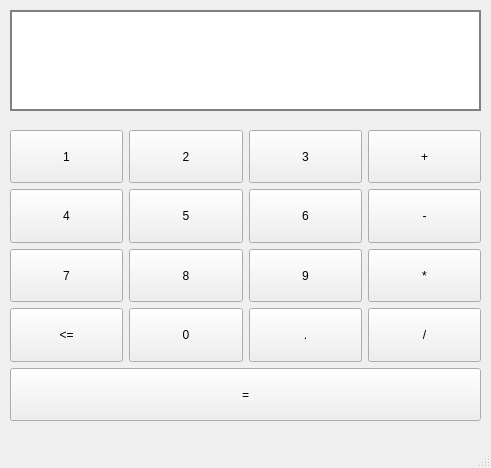
Old version of the form calculator.ui in the repository aesthetic-what/calculator.
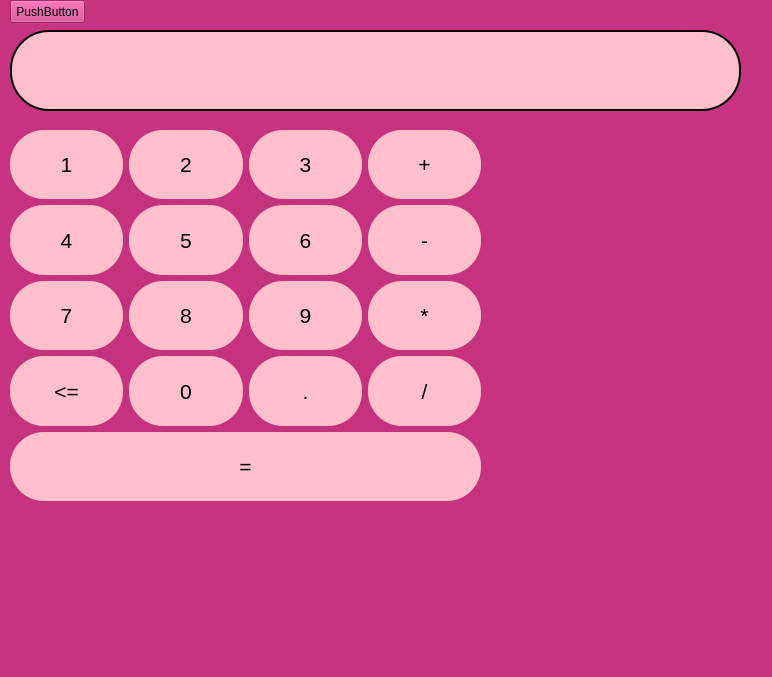
New version of the form.

What changed in the file:
```diff
--- a/calculator.ui
+++ b/calculator.ui
@@ -2,38 +2,249 @@
 <ui version="4.0">
  <class>calculator</class>
  <widget class="QMainWindow" name="calculator">
+  <property name="enabled">
+   <bool>true</bool>
+  </property>
   <property name="geometry">
    <rect>
     <x>0</x>
     <y>0</y>
-    <width>491</width>
-    <height>468</height>
+    <width>772</width>
+    <height>677</height>
    </rect>
   </property>
+  <property name="sizePolicy">
+   <sizepolicy hsizetype="Ignored" vsizetype="Ignored">
+    <horstretch>0</horstretch>
+    <verstretch>0</verstretch>
+   </sizepolicy>
+  </property>
+  <property name="palette">
+   <palette>
+    <active>
+     <colorrole role="Button">
+      <brush brushstyle="SolidPattern">
+       <color alpha="206">
+        <red>197</red>
+        <green>51</green>
+        <blue>127</blue>
+       </color>
+      </brush>
+     </colorrole>
+     <colorrole role="Base">
+      <brush brushstyle="SolidPattern">
+       <color alpha="206">
+        <red>197</red>
+        <green>51</green>
+        <blue>127</blue>
+       </color>
+      </brush>
+     </colorrole>
+     <colorrole role="Window">
+      <brush brushstyle="SolidPattern">
+       <color alpha="206">
+        <red>197</red>
+        <green>51</green>
+        <blue>127</blue>
+       </color>
+      </brush>
+     </colorrole>
+    </active>
+    <inactive>
+     <colorrole role="Button">
+      <brush brushstyle="SolidPattern">
+       <color alpha="206">
+        <red>197</red>
+        <green>51</green>
+        <blue>127</blue>
+       </color>
+      </brush>
+     </colorrole>
+     <colorrole role="Base">
+      <brush brushstyle="SolidPattern">
+       <color alpha="206">
+        <red>197</red>
+        <green>51</green>
+        <blue>127</blue>
+       </color>
+      </brush>
+     </colorrole>
+     <colorrole role="Window">
+      <brush brushstyle="SolidPattern">
+       <color alpha="206">
+        <red>197</red>
+        <green>51</green>
+        <blue>127</blue>
+       </color>
+      </brush>
+     </colorrole>
+    </inactive>
+    <disabled>
+     <colorrole role="Button">
+      <brush brushstyle="SolidPattern">
+       <color alpha="206">
+        <red>197</red>
+        <green>51</green>
+        <blue>127</blue>
+       </color>
+      </brush>
+     </colorrole>
+     <colorrole role="Base">
+      <brush brushstyle="SolidPattern">
+       <color alpha="206">
+        <red>197</red>
+        <green>51</green>
+        <blue>127</blue>
+       </color>
+      </brush>
+     </colorrole>
+     <colorrole role="Window">
+      <brush brushstyle="SolidPattern">
+       <color alpha="206">
+        <red>197</red>
+        <green>51</green>
+        <blue>127</blue>
+       </color>
+      </brush>
+     </colorrole>
+    </disabled>
+   </palette>
+  </property>
   <property name="windowTitle">
    <string>MainWindow</string>
   </property>
+  <property name="styleSheet">
+   <string notr="true">background-color: rgba(197, 51, 127, 0.81)</string>
+  </property>
+  <property name="animated">
+   <bool>true</bool>
+  </property>
+  <property name="tabShape">
+   <enum>QTabWidget::Rounded</enum>
+  </property>
   <widget class="QWidget" name="centralwidget">
+   <property name="font">
+    <font>
+     <family>MS Gothic</family>
+     <pointsize>16</pointsize>
+    </font>
+   </property>
+   <property name="styleSheet">
+    <string notr="true"/>
+   </property>
    <widget class="QWidget" name="gridLayoutWidget">
     <property name="geometry">
      <rect>
       <x>10</x>
       <y>130</y>
       <width>471</width>
-      <height>291</height>
+      <height>371</height>
      </rect>
     </property>
     <layout class="QGridLayout" name="gridLayout">
-     <item row="1" column="3">
-      <widget class="QPushButton" name="actminus">
+     <item row="1" column="1">
+      <widget class="QPushButton" name="act5">
        <property name="sizePolicy">
         <sizepolicy hsizetype="Minimum" vsizetype="Expanding">
          <horstretch>0</horstretch>
          <verstretch>0</verstretch>
         </sizepolicy>
        </property>
+       <property name="font">
+        <font>
+         <family>Segoe UI</family>
+         <pointsize>16</pointsize>
+        </font>
+       </property>
+       <property name="styleSheet">
+        <string notr="true">background-color: pink; border-radius: 34px</string>
+       </property>
        <property name="text">
-        <string>-</string>
+        <string>5</string>
+       </property>
+       <property name="shortcut">
+        <string>5</string>
+       </property>
+       <property name="flat">
+        <bool>false</bool>
+       </property>
+      </widget>
+     </item>
+     <item row="2" column="1">
+      <widget class="QPushButton" name="act8">
+       <property name="sizePolicy">
+        <sizepolicy hsizetype="Minimum" vsizetype="Expanding">
+         <horstretch>0</horstretch>
+         <verstretch>0</verstretch>
+        </sizepolicy>
+       </property>
+       <property name="font">
+        <font>
+         <family>Segoe UI</family>
+         <pointsize>16</pointsize>
+        </font>
+       </property>
+       <property name="styleSheet">
+        <string notr="true">background-color: pink; border-radius: 34px</string>
+       </property>
+       <property name="text">
+        <string>8</string>
+       </property>
+       <property name="shortcut">
+        <string>8</string>
+       </property>
+       <property name="flat">
+        <bool>false</bool>
+       </property>
+      </widget>
+     </item>
+     <item row="2" column="3">
+      <widget class="QPushButton" name="actmul">
+       <property name="sizePolicy">
+        <sizepolicy hsizetype="Minimum" vsizetype="Expanding">
+         <horstretch>0</horstretch>
+         <verstretch>0</verstretch>
+        </sizepolicy>
+       </property>
+       <property name="font">
+        <font>
+         <family>Segoe UI</family>
+         <pointsize>16</pointsize>
+        </font>
+       </property>
+       <property name="styleSheet">
+        <string notr="true">background-color: pink; border-radius: 34px</string>
+       </property>
+       <property name="text">
+        <string>*</string>
+       </property>
+       <property name="flat">
+        <bool>false</bool>
+       </property>
+      </widget>
+     </item>
+     <item row="3" column="0">
+      <widget class="QPushButton" name="actdel">
+       <property name="sizePolicy">
+        <sizepolicy hsizetype="Minimum" vsizetype="Expanding">
+         <horstretch>0</horstretch>
+         <verstretch>0</verstretch>
+        </sizepolicy>
+       </property>
+       <property name="font">
+        <font>
+         <family>Segoe UI</family>
+         <pointsize>16</pointsize>
+        </font>
+       </property>
+       <property name="styleSheet">
+        <string notr="true">background-color: pink; border-radius: 34px</string>
+       </property>
+       <property name="text">
+        <string>&lt;=</string>
+       </property>
+       <property name="flat">
+        <bool>false</bool>
        </property>
       </widget>
      </item>
@@ -45,27 +256,48 @@
          <verstretch>0</verstretch>
         </sizepolicy>
        </property>
+       <property name="font">
+        <font>
+         <family>Segoe UI</family>
+         <pointsize>16</pointsize>
+        </font>
+       </property>
+       <property name="styleSheet">
+        <string notr="true">background-color: pink; border-radius: 34px</string>
+       </property>
        <property name="text">
         <string>3</string>
        </property>
        <property name="shortcut">
         <string>3</string>
        </property>
+       <property name="flat">
+        <bool>false</bool>
+       </property>
       </widget>
      </item>
-     <item row="1" column="2">
-      <widget class="QPushButton" name="act6">
+     <item row="3" column="2">
+      <widget class="QPushButton" name="actpoint">
        <property name="sizePolicy">
         <sizepolicy hsizetype="Minimum" vsizetype="Expanding">
          <horstretch>0</horstretch>
          <verstretch>0</verstretch>
         </sizepolicy>
        </property>
+       <property name="font">
+        <font>
+         <family>Segoe UI</family>
+         <pointsize>16</pointsize>
+        </font>
+       </property>
+       <property name="styleSheet">
+        <string notr="true">background-color: pink; border-radius: 34px</string>
+       </property>
        <property name="text">
-        <string>6</string>
+        <string>.</string>
        </property>
-       <property name="shortcut">
-        <string>6</string>
+       <property name="flat">
+        <bool>false</bool>
        </property>
       </widget>
      </item>
@@ -77,11 +309,51 @@
          <verstretch>0</verstretch>
         </sizepolicy>
        </property>
+       <property name="font">
+        <font>
+         <family>Segoe UI</family>
+         <pointsize>16</pointsize>
+        </font>
+       </property>
+       <property name="styleSheet">
+        <string notr="true">background-color: pink; border-radius: 34px</string>
+       </property>
        <property name="text">
         <string>9</string>
        </property>
        <property name="shortcut">
         <string>9</string>
+       </property>
+       <property name="flat">
+        <bool>false</bool>
+       </property>
+      </widget>
+     </item>
+     <item row="4" column="0" colspan="4">
+      <widget class="QPushButton" name="acteqal">
+       <property name="sizePolicy">
+        <sizepolicy hsizetype="Minimum" vsizetype="Expanding">
+         <horstretch>0</horstretch>
+         <verstretch>0</verstretch>
+        </sizepolicy>
+       </property>
+       <property name="font">
+        <font>
+         <family>Segoe UI</family>
+         <pointsize>16</pointsize>
+        </font>
+       </property>
+       <property name="autoFillBackground">
+        <bool>false</bool>
+       </property>
+       <property name="styleSheet">
+        <string notr="true">background-color: pink; border-radius: 34px</string>
+       </property>
+       <property name="text">
+        <string>=</string>
+       </property>
+       <property name="flat">
+        <bool>false</bool>
        </property>
       </widget>
      </item>
@@ -93,24 +365,135 @@
          <verstretch>0</verstretch>
         </sizepolicy>
        </property>
+       <property name="font">
+        <font>
+         <family>Segoe UI</family>
+         <pointsize>16</pointsize>
+        </font>
+       </property>
+       <property name="styleSheet">
+        <string notr="true">background-color: pink; border-radius: 34px</string>
+       </property>
        <property name="text">
         <string>/</string>
        </property>
+       <property name="flat">
+        <bool>false</bool>
+       </property>
       </widget>
      </item>
-     <item row="2" column="1">
-      <widget class="QPushButton" name="act8">
+     <item row="3" column="1">
+      <widget class="QPushButton" name="act0">
        <property name="sizePolicy">
         <sizepolicy hsizetype="Minimum" vsizetype="Expanding">
          <horstretch>0</horstretch>
          <verstretch>0</verstretch>
         </sizepolicy>
        </property>
+       <property name="font">
+        <font>
+         <family>Segoe UI</family>
+         <pointsize>16</pointsize>
+        </font>
+       </property>
+       <property name="autoFillBackground">
+        <bool>false</bool>
+       </property>
+       <property name="styleSheet">
+        <string notr="true">background-color: pink; border-radius: 34px</string>
+       </property>
        <property name="text">
-        <string>8</string>
+        <string>0</string>
        </property>
        <property name="shortcut">
-        <string>8</string>
+        <string>0</string>
+       </property>
+       <property name="flat">
+        <bool>false</bool>
+       </property>
+      </widget>
+     </item>
+     <item row="1" column="0">
+      <widget class="QPushButton" name="act4">
+       <property name="sizePolicy">
+        <sizepolicy hsizetype="Minimum" vsizetype="Expanding">
+         <horstretch>0</horstretch>
+         <verstretch>0</verstretch>
+        </sizepolicy>
+       </property>
+       <property name="font">
+        <font>
+         <family>Segoe UI</family>
+         <pointsize>16</pointsize>
+        </font>
+       </property>
+       <property name="styleSheet">
+        <string notr="true">background-color: pink; border-radius: 34px</string>
+       </property>
+       <property name="text">
+        <string>4</string>
+       </property>
+       <property name="shortcut">
+        <string>4</string>
+       </property>
+       <property name="flat">
+        <bool>false</bool>
+       </property>
+      </widget>
+     </item>
+     <item row="1" column="3">
+      <widget class="QPushButton" name="actminus">
+       <property name="sizePolicy">
+        <sizepolicy hsizetype="Minimum" vsizetype="Expanding">
+         <horstretch>0</horstretch>
+         <verstretch>0</verstretch>
+        </sizepolicy>
+       </property>
+       <property name="font">
+        <font>
+         <family>Segoe UI</family>
+         <pointsize>16</pointsize>
+        </font>
+       </property>
+       <property name="styleSheet">
+        <string notr="true">background-color: pink; border-radius: 34px</string>
+       </property>
+       <property name="text">
+        <string>-</string>
+       </property>
+       <property name="flat">
+        <bool>false</bool>
+       </property>
+      </widget>
+     </item>
+     <item row="0" column="0">
+      <widget class="QPushButton" name="act1">
+       <property name="enabled">
+        <bool>true</bool>
+       </property>
+       <property name="sizePolicy">
+        <sizepolicy hsizetype="Minimum" vsizetype="Expanding">
+         <horstretch>0</horstretch>
+         <verstretch>0</verstretch>
+        </sizepolicy>
+       </property>
+       <property name="font">
+        <font>
+         <family>Segoe UI</family>
+         <pointsize>16</pointsize>
+        </font>
+       </property>
+       <property name="styleSheet">
+        <string notr="true">background-color: pink; border-radius: 34px</string>
+       </property>
+       <property name="text">
+        <string>1</string>
+       </property>
+       <property name="shortcut">
+        <string>1</string>
+       </property>
+       <property name="flat">
+        <bool>false</bool>
        </property>
       </widget>
      </item>
@@ -122,11 +505,51 @@
          <verstretch>0</verstretch>
         </sizepolicy>
        </property>
+       <property name="font">
+        <font>
+         <family>Segoe UI</family>
+         <pointsize>16</pointsize>
+        </font>
+       </property>
+       <property name="styleSheet">
+        <string notr="true">background-color: pink; border-radius: 34px</string>
+       </property>
        <property name="text">
         <string>2</string>
        </property>
        <property name="shortcut">
         <string>2</string>
+       </property>
+       <property name="flat">
+        <bool>false</bool>
+       </property>
+      </widget>
+     </item>
+     <item row="1" column="2">
+      <widget class="QPushButton" name="act6">
+       <property name="sizePolicy">
+        <sizepolicy hsizetype="Minimum" vsizetype="Expanding">
+         <horstretch>0</horstretch>
+         <verstretch>0</verstretch>
+        </sizepolicy>
+       </property>
+       <property name="font">
+        <font>
+         <family>Segoe UI</family>
+         <pointsize>16</pointsize>
+        </font>
+       </property>
+       <property name="styleSheet">
+        <string notr="true">background-color: pink; border-radius: 34px</string>
+       </property>
+       <property name="text">
+        <string>6</string>
+       </property>
+       <property name="shortcut">
+        <string>6</string>
+       </property>
+       <property name="flat">
+        <bool>false</bool>
        </property>
       </widget>
      </item>
@@ -138,72 +561,20 @@
          <verstretch>0</verstretch>
         </sizepolicy>
        </property>
+       <property name="font">
+        <font>
+         <family>Segoe UI</family>
+         <pointsize>16</pointsize>
+        </font>
+       </property>
+       <property name="styleSheet">
+        <string notr="true">background-color: pink; border-radius: 34px</string>
+       </property>
        <property name="text">
         <string>+</string>
        </property>
-      </widget>
-     </item>
-     <item row="3" column="0">
-      <widget class="QPushButton" name="actdel">
-       <property name="sizePolicy">
-        <sizepolicy hsizetype="Minimum" vsizetype="Expanding">
-         <horstretch>0</horstretch>
-         <verstretch>0</verstretch>
-        </sizepolicy>
-       </property>
-       <property name="text">
-        <string>&lt;=</string>
-       </property>
-      </widget>
-     </item>
-     <item row="1" column="1">
-      <widget class="QPushButton" name="act5">
-       <property name="sizePolicy">
-        <sizepolicy hsizetype="Minimum" vsizetype="Expanding">
-         <horstretch>0</horstretch>
-         <verstretch>0</verstretch>
-        </sizepolicy>
-       </property>
-       <property name="text">
-        <string>5</string>
-       </property>
-       <property name="shortcut">
-        <string>5</string>
-       </property>
-      </widget>
-     </item>
-     <item row="0" column="0">
-      <widget class="QPushButton" name="act1">
-       <property name="enabled">
-        <bool>true</bool>
-       </property>
-       <property name="sizePolicy">
-        <sizepolicy hsizetype="Minimum" vsizetype="Expanding">
-         <horstretch>0</horstretch>
-         <verstretch>0</verstretch>
-        </sizepolicy>
-       </property>
-       <property name="text">
-        <string>1</string>
-       </property>
-       <property name="shortcut">
-        <string>1</string>
-       </property>
-      </widget>
-     </item>
-     <item row="1" column="0">
-      <widget class="QPushButton" name="act4">
-       <property name="sizePolicy">
-        <sizepolicy hsizetype="Minimum" vsizetype="Expanding">
-         <horstretch>0</horstretch>
-         <verstretch>0</verstretch>
-        </sizepolicy>
-       </property>
-       <property name="text">
-        <string>4</string>
-       </property>
-       <property name="shortcut">
-        <string>4</string>
+       <property name="flat">
+        <bool>false</bool>
        </property>
       </widget>
      </item>
@@ -215,66 +586,23 @@
          <verstretch>0</verstretch>
         </sizepolicy>
        </property>
+       <property name="font">
+        <font>
+         <family>Segoe UI</family>
+         <pointsize>16</pointsize>
+        </font>
+       </property>
+       <property name="styleSheet">
+        <string notr="true">background-color: pink; border-radius: 34px</string>
+       </property>
        <property name="text">
         <string>7</string>
        </property>
        <property name="shortcut">
         <string>7</string>
        </property>
-      </widget>
-     </item>
-     <item row="2" column="3">
-      <widget class="QPushButton" name="actmul">
-       <property name="sizePolicy">
-        <sizepolicy hsizetype="Minimum" vsizetype="Expanding">
-         <horstretch>0</horstretch>
-         <verstretch>0</verstretch>
-        </sizepolicy>
-       </property>
-       <property name="text">
-        <string>*</string>
-       </property>
-      </widget>
-     </item>
-     <item row="3" column="1">
-      <widget class="QPushButton" name="act0">
-       <property name="sizePolicy">
-        <sizepolicy hsizetype="Minimum" vsizetype="Expanding">
-         <horstretch>0</horstretch>
-         <verstretch>0</verstretch>
-        </sizepolicy>
-       </property>
-       <property name="text">
-        <string>0</string>
-       </property>
-       <property name="shortcut">
-        <string>0</string>
-       </property>
-      </widget>
-     </item>
-     <item row="4" column="0" colspan="4">
-      <widget class="QPushButton" name="acteqal">
-       <property name="sizePolicy">
-        <sizepolicy hsizetype="Minimum" vsizetype="Expanding">
-         <horstretch>0</horstretch>
-         <verstretch>0</verstretch>
-        </sizepolicy>
-       </property>
-       <property name="text">
-        <string>=</string>
-       </property>
-      </widget>
-     </item>
-     <item row="3" column="2">
-      <widget class="QPushButton" name="actpoint">
-       <property name="sizePolicy">
-        <sizepolicy hsizetype="Minimum" vsizetype="Expanding">
-         <horstretch>0</horstretch>
-         <verstretch>0</verstretch>
-        </sizepolicy>
-       </property>
-       <property name="text">
-        <string>.</string>
+       <property name="flat">
+        <bool>false</bool>
        </property>
       </widget>
      </item>
@@ -284,26 +612,45 @@
     <property name="geometry">
      <rect>
       <x>10</x>
-      <y>10</y>
-      <width>471</width>
-      <height>101</height>
+      <y>30</y>
+      <width>731</width>
+      <height>81</height>
      </rect>
     </property>
     <property name="font">
      <font>
       <family>Times New Roman</family>
-      <pointsize>26</pointsize>
+      <pointsize>20</pointsize>
      </font>
     </property>
     <property name="layoutDirection">
      <enum>Qt::LeftToRight</enum>
     </property>
     <property name="styleSheet">
-     <string notr="true">background-color: white; border: 2px solid grey</string>
+     <string notr="true">background-color: pink; border-radius: 39; border: 2 solid</string>
     </property>
     <property name="text">
      <string/>
     </property>
+    <property name="buddy">
+     <cstring></cstring>
+    </property>
+   </widget>
+   <widget class="QPushButton" name="hamster">
+    <property name="geometry">
+     <rect>
+      <x>10</x>
+      <y>0</y>
+      <width>75</width>
+      <height>23</height>
+     </rect>
+    </property>
+    <property name="text">
+     <string>PushButton</string>
+    </property>
+    <property name="flat">
+     <bool>false</bool>
+    </property>
    </widget>
   </widget>
   <widget class="QMenuBar" name="menubar">
@@ -311,7 +658,7 @@
     <rect>
      <x>0</x>
      <y>0</y>
-     <width>491</width>
+     <width>772</width>
      <height>21</height>
     </rect>
    </property>
```
